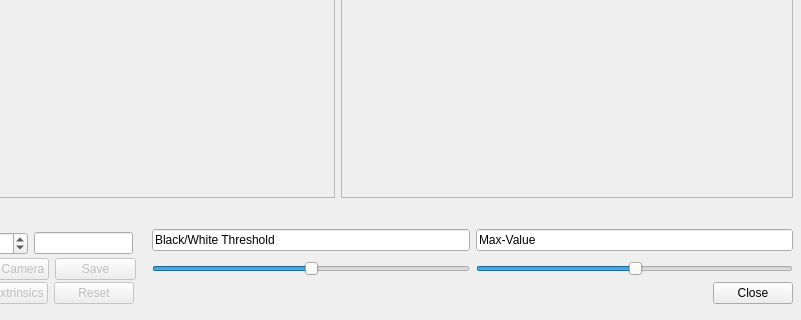
First picture: the form in 99_TEMP/Julian/Testprogramme/CamCalibV01/cameracontrast.ui, repository BBRUSS/VPJW17G5, before the edit; both pictures show x 128 to 929 and y 212 to 532 of the 929 by 532 pixel window.
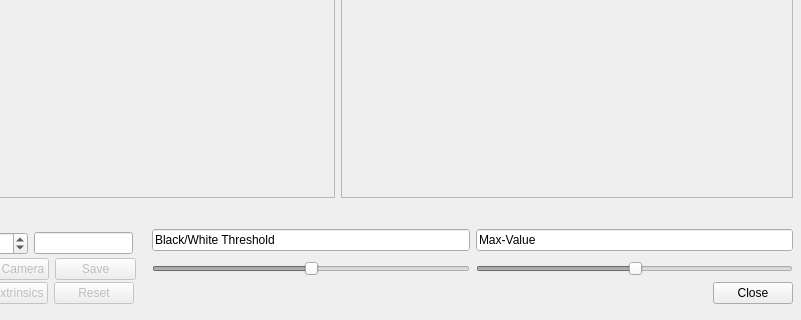
Second picture: the form after the edit.

Patch:
```diff
--- a/99_TEMP/Julian/Testprogramme/CamCalibV01/cameracontrast.ui
+++ b/99_TEMP/Julian/Testprogramme/CamCalibV01/cameracontrast.ui
@@ -82,6 +82,9 @@
    <layout class="QHBoxLayout" name="horizontalLayout_2">
     <item>
      <widget class="QSlider" name="horizontalSliderThreshold">
+      <property name="enabled">
+       <bool>false</bool>
+      </property>
       <property name="toolTip">
        <string>Slide this value to change the black / white treshold</string>
       </property>
@@ -101,6 +104,9 @@
     </item>
     <item>
      <widget class="QSlider" name="horizontalSliderMaxValue">
+      <property name="enabled">
+       <bool>false</bool>
+      </property>
       <property name="toolTip">
        <string>Slide this value to change the maximum value</string>
       </property>
```
